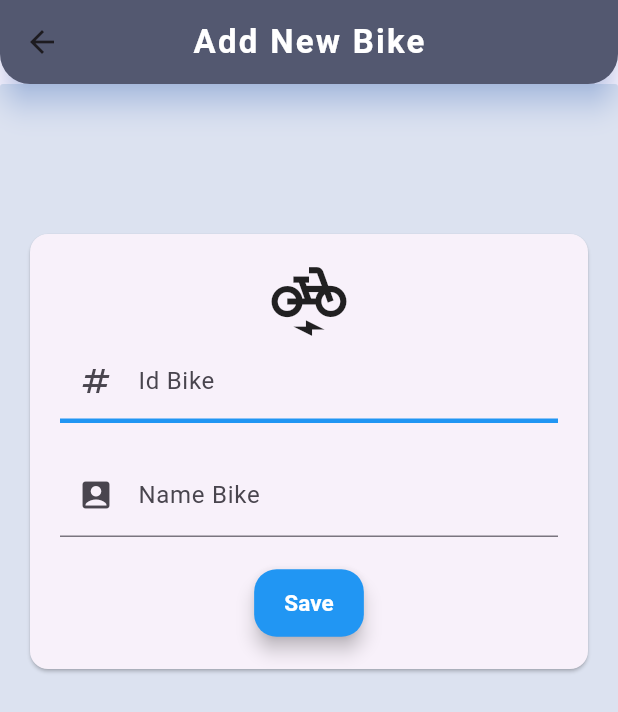
After one commit to TalelMejri/TrackingLocation-Flutter---Laravel--, a Flutter app: the screen it shows after launch, after a tap on "Add New Bike", on a phone screen of 412 x 824 dp. The commit adds this screen. Shown: the top 712 px of the screen. Run offline on Flutter 3.47's test engine with Material 3 defaults, Android fonts, the phone set to English and light mode, and no system bars; our stand-ins replace curved_navigation_bar, flutter_map, latlong2, location; network calls fail.

Commit message:
fix add bike

```diff
--- /dev/null
+++ b/track_test/lib/pages/AddBike.dart
@@ -0,0 +1,227 @@
+import 'package:flutter/material.dart';
+import 'package:location/location.dart';
+import 'package:track_test/services/BikeServices.dart';
+
+class AddBike extends StatefulWidget {
+  const AddBike({
+    super.key,
+  });
+
+  @override
+  State<AddBike> createState() => _AddBikeState();
+}
+
+class _AddBikeState extends State<AddBike> {
+  final _formKey = GlobalKey<FormState>();
+
+  String id = "";
+  String name = "";
+  double lat = 0.0;
+  LocationData? currentLocation;
+  double long = 0.0;
+  bool loading = false;
+
+  late BikeSrvice _bikeSrvice = BikeSrvice();
+
+  Future<void> _getCurrentLocation() async {
+    var location = Location();
+    try {
+      var userLocation = await location.getLocation();
+      setState(() {
+        currentLocation = userLocation;
+        long = userLocation.longitude!;
+        lat = userLocation.latitude!;
+      });
+    } on Exception {
+      currentLocation = null;
+    }
+    location.onLocationChanged.listen((LocationData newLocation) {
+      setState(() {
+        currentLocation = newLocation;
+        long = newLocation.longitude!;
+        lat = newLocation.latitude!;
+      });
+    });
+  }
+
+  Future<void> _submit() async {
+    if (_formKey.currentState!.validate()) {
+      await _getCurrentLocation();
+      setState(() {
+        loading = true;
+      });
+      bool correctAnswer = await _bikeSrvice.AddBike(id, name, lat, long);
+      ScaffoldMessenger.of(context).showSnackBar(
+        SnackBar(
+          content: Text(
+            correctAnswer ? "Bike Added With Success" : "Id Bike Already Exist",
+            style: const TextStyle(
+                color: Colors.white, fontWeight: FontWeight.bold),
+          ),
+          backgroundColor: !correctAnswer ? Colors.red : Colors.green,
+          behavior: SnackBarBehavior.floating,
+          shape: RoundedRectangleBorder(
+            borderRadius: BorderRadius.circular(10),
+          ),
+          action: SnackBarAction(
+            label: "Close",
+            textColor: Colors.yellow,
+            onPressed: () {
+              print("Undo action clicked!");
+            },
+          ),
+          duration: const Duration(seconds: 3),
+        ),
+      );
+      setState(() {
+        loading = false;
+      });
+      Navigator.of(context).pop();
+    }
+  }
+
+  @override
+  void initState() {
+    super.initState();
+  }
+
+  @override
+  Widget build(BuildContext context) {
+    return Scaffold(
+      appBar: AppBar(
+        title: const Text(
+          "Add New Bike",
+          style: TextStyle(
+            color: Colors.white,
+            fontWeight: FontWeight.bold,
+            letterSpacing: 1.5,
+          ),
+        ),
+        shadowColor: Colors.blueAccent.withOpacity(0.5),
+        elevation: 8,
+        backgroundColor: const Color(0xFF50586C),
+        centerTitle: true,
+        shape: const RoundedRectangleBorder(
+          borderRadius: BorderRadius.vertical(
+            bottom: Radius.circular(20),
+          ),
+        ),
+      ),
+      body: SingleChildScrollView(
+        child: Container(
+          height: MediaQuery.of(context).size.height,
+          decoration: BoxDecoration(
+              borderRadius: BorderRadius.circular(2),
+              color: const Color(0xFFDCE2F0)),
+          child: Padding(
+            padding: const EdgeInsets.all(20),
+            child: Column(
+              children: [
+                Form(
+                  key: _formKey,
+                  child: Card(
+                      margin: const EdgeInsets.only(top: 80),
+                      child: Padding(
+                          padding: const EdgeInsets.all(20),
+                          child: Column(
+                            mainAxisAlignment: MainAxisAlignment.center,
+                            crossAxisAlignment: CrossAxisAlignment.center,
+                            children: [
+                              const Icon(
+                                Icons.electric_bike,
+                                size: 50,
+                              ),
+                              TextFormField(
+                                autovalidateMode:
+                                    AutovalidateMode.onUserInteraction,
+                                validator: (val) {
+                                  if (val == null || val.isEmpty) {
+                                    return " Id Required";
+                                  }
+                                  return null;
+                                },
+                                onChanged: (val) {
+                                  setState(() {
+                                    id = val;
+                                  });
+                                },
+                                initialValue: id.toString(),
+                                keyboardType: TextInputType.number,
+                                decoration: const InputDecoration(
+                                  labelText: "Id Bike",
+                                  hintText: "Enter Id Bike",
+                                  prefixIcon: Icon(Icons.numbers),
+                                  enabledBorder: UnderlineInputBorder(
+                                      borderSide: BorderSide(
+                                          width: 3, color: Colors.blue)),
+                                  errorBorder: UnderlineInputBorder(
+                                      borderSide: BorderSide(
+                                          width: 3, color: Colors.red)),
+                                ),
+                              ),
+                              const SizedBox(height: 20),
+                              TextFormField(
+                                autovalidateMode:
+                                    AutovalidateMode.onUserInteraction,
+                                validator: (val) {
+                                  if (val == null || val.isEmpty) {
+                                    return " Name Required";
+                                  }
+                                  return null;
+                                },
+                                onChanged: (val) {
+                                  setState(() {
+                                    name = val;
+                                  });
+                                },
+                                initialValue: name,
+                                keyboardType: TextInputType.text,
+                                decoration: const InputDecoration(
+                                    labelText: "Name Bike",
+                                    hintText: "Enter Name Bike",
+                                    errorBorder: UnderlineInputBorder(
+                                        borderSide: BorderSide(
+                                            width: 3, color: Colors.red)),
+                                    prefixIcon: Icon(Icons.account_box)),
+                              ),
+                              const SizedBox(height: 20),
+                              ElevatedButton(
+                                style: ElevatedButton.styleFrom(
+                                  primary:
+                                      Colors.blue, // Button color (primary)
+                                  onPrimary: Colors.white, // Text color
+                                  shape: RoundedRectangleBorder(
+                                    borderRadius: BorderRadius.circular(15.0),
+                                  ),
+                                  padding: const EdgeInsets.symmetric(
+                                      horizontal: 20, vertical: 12),
+                                  elevation: 5, // Shadow effect
+                                ),
+                                onPressed: loading
+                                    ? null // Disable button if loading
+                                    : () {
+                                        _submit(); // Call your submit method
+                                      },
+                                child: loading
+                                    ? const CircularProgressIndicator(
+                                        color: Colors.white,
+                                        strokeWidth: 2,
+                                      )
+                                    : const Text(
+                                        "Save",
+                                        style: TextStyle(
+                                            fontSize: 15,
+                                            fontWeight: FontWeight.bold),
+                                      ),
+                              )
+                            ],
+                          ))),
+                )
+              ],
+            ),
+          ),
+        ),
+      ),
+    );
+  }
+}
--- a/track_test/lib/pages/HomePage.dart
+++ b/track_test/lib/pages/HomePage.dart
@@ -1,6 +1,7 @@
 import 'package:flutter/material.dart';
 import 'package:curved_navigation_bar/curved_navigation_bar.dart';
 import 'package:track_test/model/MenuModel.dart';
+import 'package:track_test/pages/AddBike.dart';
 import 'package:track_test/pages/ListBikes.dart';
 import 'package:track_test/services/BikeServices.dart';
 import 'package:track_test/widgets/buildDashboardCard.dart';
@@ -14,12 +15,6 @@ class HomePage extends StatefulWidget {
 
 class _HomePageState extends State<HomePage> {
   int _selectIndex = 0;
-
-  void changeSelectedIndex(int index) {
-    setState(() {
-      _selectIndex = index;
-    });
-  }
 
   final BikeSrvice _bikeSrvice = BikeSrvice();
   MenuModel menu = new MenuModel(bikesReserved: 0, bikesNotReserved: 0);
@@ -37,6 +32,13 @@ class _HomePageState extends State<HomePage> {
       loading = false;
     });
     print(menu);
+  }
+
+  void changeSelectedIndex(int index) {
+    setState(() {
+      _selectIndex = index;
+    });
+    getMenu();
   }
 
   @override
@@ -124,6 +126,39 @@ class _HomePageState extends State<HomePage> {
                           },
                         ),
                       ),
+                      Center(
+                        child: ElevatedButton.icon(
+                          onPressed: () {
+                            Navigator.push(
+                                context,
+                                MaterialPageRoute(
+                                    builder: (context) => const AddBike()));
+                          },
+                          icon: Icon(
+                            Icons.electric_bike,
+                            size: 30,
+                            color: Colors.white,
+                          ),
+                          label: Text(
+                            "Add New Bike",
+                            style: TextStyle(
+                              fontSize: 16,
+                              fontWeight: FontWeight.bold,
+                              color: Colors.white,
+                            ),
+                          ),
+                          style: ElevatedButton.styleFrom(
+                            primary: Colors.indigo,
+                            onPrimary: Colors.black,
+                            padding: EdgeInsets.symmetric(
+                                vertical: 12, horizontal: 20),
+                            shape: RoundedRectangleBorder(
+                              borderRadius: BorderRadius.circular(30),
+                            ),
+                            elevation: 5,
+                          ),
+                        ),
+                      ),
                     ],
                   ),
                 )
```
Also changed, not shown: track_test/lib/pages/ListBikes.dart (+22 -1 lines), track_test/lib/services/BikeServices.dart (+24 -3 lines), 2 other files.
